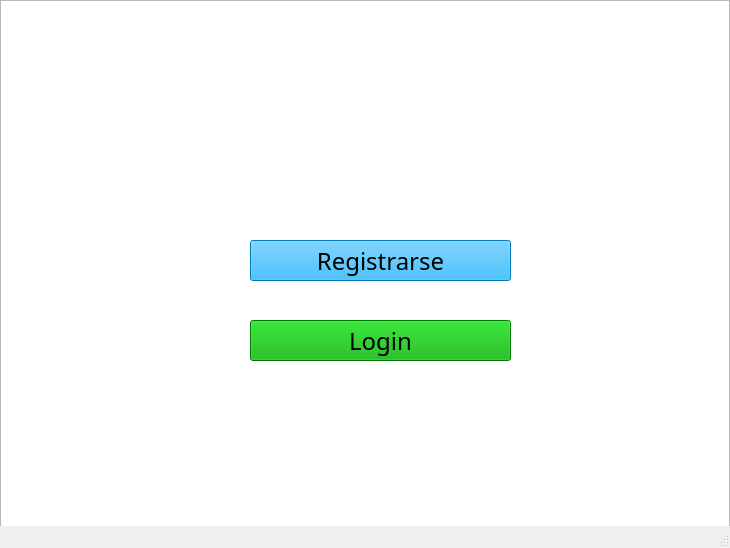
StivenVelasquez/Harry-Potter-Game, file Game-20192/inicio.ui: the form before one commit.
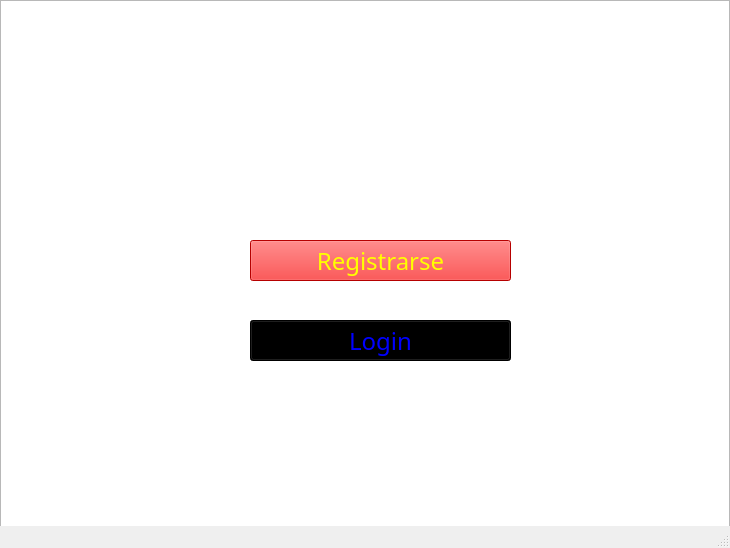
The form after the commit.

Patch:
```diff
--- a/Game-20192/inicio.ui
+++ b/Game-20192/inicio.ui
@@ -36,454 +36,16 @@
       <height>41</height>
      </rect>
     </property>
-    <property name="palette">
-     <palette>
-      <active>
-       <colorrole role="WindowText">
-        <brush brushstyle="SolidPattern">
-         <color alpha="255">
-          <red>0</red>
-          <green>0</green>
-          <blue>0</blue>
-         </color>
-        </brush>
-       </colorrole>
-       <colorrole role="Button">
-        <brush brushstyle="SolidPattern">
-         <color alpha="255">
-          <red>0</red>
-          <green>170</green>
-          <blue>255</blue>
-         </color>
-        </brush>
-       </colorrole>
-       <colorrole role="Light">
-        <brush brushstyle="SolidPattern">
-         <color alpha="255">
-          <red>127</red>
-          <green>213</green>
-          <blue>255</blue>
-         </color>
-        </brush>
-       </colorrole>
-       <colorrole role="Midlight">
-        <brush brushstyle="SolidPattern">
-         <color alpha="255">
-          <red>63</red>
-          <green>191</green>
-          <blue>255</blue>
-         </color>
-        </brush>
-       </colorrole>
-       <colorrole role="Dark">
-        <brush brushstyle="SolidPattern">
-         <color alpha="255">
-          <red>0</red>
-          <green>85</green>
-          <blue>127</blue>
-         </color>
-        </brush>
-       </colorrole>
-       <colorrole role="Mid">
-        <brush brushstyle="SolidPattern">
-         <color alpha="255">
-          <red>0</red>
-          <green>113</green>
-          <blue>170</blue>
-         </color>
-        </brush>
-       </colorrole>
-       <colorrole role="Text">
-        <brush brushstyle="SolidPattern">
-         <color alpha="255">
-          <red>0</red>
-          <green>0</green>
-          <blue>0</blue>
-         </color>
-        </brush>
-       </colorrole>
-       <colorrole role="BrightText">
-        <brush brushstyle="SolidPattern">
-         <color alpha="255">
-          <red>255</red>
-          <green>255</green>
-          <blue>255</blue>
-         </color>
-        </brush>
-       </colorrole>
-       <colorrole role="ButtonText">
-        <brush brushstyle="SolidPattern">
-         <color alpha="255">
-          <red>0</red>
-          <green>0</green>
-          <blue>0</blue>
-         </color>
-        </brush>
-       </colorrole>
-       <colorrole role="Base">
-        <brush brushstyle="SolidPattern">
-         <color alpha="255">
-          <red>255</red>
-          <green>255</green>
-          <blue>255</blue>
-         </color>
-        </brush>
-       </colorrole>
-       <colorrole role="Window">
-        <brush brushstyle="SolidPattern">
-         <color alpha="255">
-          <red>0</red>
-          <green>170</green>
-          <blue>255</blue>
-         </color>
-        </brush>
-       </colorrole>
-       <colorrole role="Shadow">
-        <brush brushstyle="SolidPattern">
-         <color alpha="255">
-          <red>0</red>
-          <green>0</green>
-          <blue>0</blue>
-         </color>
-        </brush>
-       </colorrole>
-       <colorrole role="AlternateBase">
-        <brush brushstyle="SolidPattern">
-         <color alpha="255">
-          <red>127</red>
-          <green>212</green>
-          <blue>255</blue>
-         </color>
-        </brush>
-       </colorrole>
-       <colorrole role="ToolTipBase">
-        <brush brushstyle="SolidPattern">
-         <color alpha="255">
-          <red>255</red>
-          <green>255</green>
-          <blue>220</blue>
-         </color>
-        </brush>
-       </colorrole>
-       <colorrole role="ToolTipText">
-        <brush brushstyle="SolidPattern">
-         <color alpha="255">
-          <red>0</red>
-          <green>0</green>
-          <blue>0</blue>
-         </color>
-        </brush>
-       </colorrole>
-       <colorrole role="PlaceholderText">
-        <brush brushstyle="SolidPattern">
-         <color alpha="128">
-          <red>0</red>
-          <green>0</green>
-          <blue>0</blue>
-         </color>
-        </brush>
-       </colorrole>
-      </active>
-      <inactive>
-       <colorrole role="WindowText">
-        <brush brushstyle="SolidPattern">
-         <color alpha="255">
-          <red>0</red>
-          <green>0</green>
-          <blue>0</blue>
-         </color>
-        </brush>
-       </colorrole>
-       <colorrole role="Button">
-        <brush brushstyle="SolidPattern">
-         <color alpha="255">
-          <red>0</red>
-          <green>170</green>
-          <blue>255</blue>
-         </color>
-        </brush>
-       </colorrole>
-       <colorrole role="Light">
-        <brush brushstyle="SolidPattern">
-         <color alpha="255">
-          <red>127</red>
-          <green>213</green>
-          <blue>255</blue>
-         </color>
-        </brush>
-       </colorrole>
-       <colorrole role="Midlight">
-        <brush brushstyle="SolidPattern">
-         <color alpha="255">
-          <red>63</red>
-          <green>191</green>
-          <blue>255</blue>
-         </color>
-        </brush>
-       </colorrole>
-       <colorrole role="Dark">
-        <brush brushstyle="SolidPattern">
-         <color alpha="255">
-          <red>0</red>
-          <green>85</green>
-          <blue>127</blue>
-         </color>
-        </brush>
-       </colorrole>
-       <colorrole role="Mid">
-        <brush brushstyle="SolidPattern">
-         <color alpha="255">
-          <red>0</red>
-          <green>113</green>
-          <blue>170</blue>
-         </color>
-        </brush>
-       </colorrole>
-       <colorrole role="Text">
-        <brush brushstyle="SolidPattern">
-         <color alpha="255">
-          <red>0</red>
-          <green>0</green>
-          <blue>0</blue>
-         </color>
-        </brush>
-       </colorrole>
-       <colorrole role="BrightText">
-        <brush brushstyle="SolidPattern">
-         <color alpha="255">
-          <red>255</red>
-          <green>255</green>
-          <blue>255</blue>
-         </color>
-        </brush>
-       </colorrole>
-       <colorrole role="ButtonText">
-        <brush brushstyle="SolidPattern">
-         <color alpha="255">
-          <red>0</red>
-          <green>0</green>
-          <blue>0</blue>
-         </color>
-        </brush>
-       </colorrole>
-       <colorrole role="Base">
-        <brush brushstyle="SolidPattern">
-         <color alpha="255">
-          <red>255</red>
-          <green>255</green>
-          <blue>255</blue>
-         </color>
-        </brush>
-       </colorrole>
-       <colorrole role="Window">
-        <brush brushstyle="SolidPattern">
-         <color alpha="255">
-          <red>0</red>
-          <green>170</green>
-          <blue>255</blue>
-         </color>
-        </brush>
-       </colorrole>
-       <colorrole role="Shadow">
-        <brush brushstyle="SolidPattern">
-         <color alpha="255">
-          <red>0</red>
-          <green>0</green>
-          <blue>0</blue>
-         </color>
-        </brush>
-       </colorrole>
-       <colorrole role="AlternateBase">
-        <brush brushstyle="SolidPattern">
-         <color alpha="255">
-          <red>127</red>
-          <green>212</green>
-          <blue>255</blue>
-         </color>
-        </brush>
-       </colorrole>
-       <colorrole role="ToolTipBase">
-        <brush brushstyle="SolidPattern">
-         <color alpha="255">
-          <red>255</red>
-          <green>255</green>
-          <blue>220</blue>
-         </color>
-        </brush>
-       </colorrole>
-       <colorrole role="ToolTipText">
-        <brush brushstyle="SolidPattern">
-         <color alpha="255">
-          <red>0</red>
-          <green>0</green>
-          <blue>0</blue>
-         </color>
-        </brush>
-       </colorrole>
-       <colorrole role="PlaceholderText">
-        <brush brushstyle="SolidPattern">
-         <color alpha="128">
-          <red>0</red>
-          <green>0</green>
-          <blue>0</blue>
-         </color>
-        </brush>
-       </colorrole>
-      </inactive>
-      <disabled>
-       <colorrole role="WindowText">
-        <brush brushstyle="SolidPattern">
-         <color alpha="255">
-          <red>0</red>
-          <green>85</green>
-          <blue>127</blue>
-         </color>
-        </brush>
-       </colorrole>
-       <colorrole role="Button">
-        <brush brushstyle="SolidPattern">
-         <color alpha="255">
-          <red>0</red>
-          <green>170</green>
-          <blue>255</blue>
-         </color>
-        </brush>
-       </colorrole>
-       <colorrole role="Light">
-        <brush brushstyle="SolidPattern">
-         <color alpha="255">
-          <red>127</red>
-          <green>213</green>
-          <blue>255</blue>
-         </color>
-        </brush>
-       </colorrole>
-       <colorrole role="Midlight">
-        <brush brushstyle="SolidPattern">
-         <color alpha="255">
-          <red>63</red>
-          <green>191</green>
-          <blue>255</blue>
-         </color>
-        </brush>
-       </colorrole>
-       <colorrole role="Dark">
-        <brush brushstyle="SolidPattern">
-         <color alpha="255">
-          <red>0</red>
-          <green>85</green>
-          <blue>127</blue>
-         </color>
-        </brush>
-       </colorrole>
-       <colorrole role="Mid">
-        <brush brushstyle="SolidPattern">
-         <color alpha="255">
-          <red>0</red>
-          <green>113</green>
-          <blue>170</blue>
-         </color>
-        </brush>
-       </colorrole>
-       <colorrole role="Text">
-        <brush brushstyle="SolidPattern">
-         <color alpha="255">
-          <red>0</red>
-          <green>85</green>
-          <blue>127</blue>
-         </color>
-        </brush>
-       </colorrole>
-       <colorrole role="BrightText">
-        <brush brushstyle="SolidPattern">
-         <color alpha="255">
-          <red>255</red>
-          <green>255</green>
-          <blue>255</blue>
-         </color>
-        </brush>
-       </colorrole>
-       <colorrole role="ButtonText">
-        <brush brushstyle="SolidPattern">
-         <color alpha="255">
-          <red>0</red>
-          <green>85</green>
-          <blue>127</blue>
-         </color>
-        </brush>
-       </colorrole>
-       <colorrole role="Base">
-        <brush brushstyle="SolidPattern">
-         <color alpha="255">
-          <red>0</red>
-          <green>170</green>
-          <blue>255</blue>
-         </color>
-        </brush>
-       </colorrole>
-       <colorrole role="Window">
-        <brush brushstyle="SolidPattern">
-         <color alpha="255">
-          <red>0</red>
-          <green>170</green>
-          <blue>255</blue>
-         </color>
-        </brush>
-       </colorrole>
-       <colorrole role="Shadow">
-        <brush brushstyle="SolidPattern">
-         <color alpha="255">
-          <red>0</red>
-          <green>0</green>
-          <blue>0</blue>
-         </color>
-        </brush>
-       </colorrole>
-       <colorrole role="AlternateBase">
-        <brush brushstyle="SolidPattern">
-         <color alpha="255">
-          <red>0</red>
-          <green>170</green>
-          <blue>255</blue>
-         </color>
-        </brush>
-       </colorrole>
-       <colorrole role="ToolTipBase">
-        <brush brushstyle="SolidPattern">
-         <color alpha="255">
-          <red>255</red>
-          <green>255</green>
-          <blue>220</blue>
-         </color>
-        </brush>
-       </colorrole>
-       <colorrole role="ToolTipText">
-        <brush brushstyle="SolidPattern">
-         <color alpha="255">
-          <red>0</red>
-          <green>0</green>
-          <blue>0</blue>
-         </color>
-        </brush>
-       </colorrole>
-       <colorrole role="PlaceholderText">
-        <brush brushstyle="SolidPattern">
-         <color alpha="128">
-          <red>0</red>
-          <green>0</green>
-          <blue>0</blue>
-         </color>
-        </brush>
-       </colorrole>
-      </disabled>
-     </palette>
-    </property>
     <property name="font">
      <font>
       <family>MV Boli</family>
       <pointsize>18</pointsize>
      </font>
     </property>
+    <property name="styleSheet">
+     <string notr="true">background-color: rgb(255, 0, 0);
+color: rgb(255, 255, 0);</string>
+    </property>
     <property name="text">
      <string>Registrarse</string>
     </property>
@@ -505,7 +67,7 @@
          <color alpha="255">
           <red>0</red>
           <green>0</green>
-          <blue>0</blue>
+          <blue>255</blue>
          </color>
         </brush>
        </colorrole>
@@ -513,7 +75,7 @@
         <brush brushstyle="SolidPattern">
          <color alpha="255">
           <red>0</red>
-          <green>170</green>
+          <green>0</green>
           <blue>0</blue>
          </color>
         </brush>
@@ -559,7 +121,7 @@
          <color alpha="255">
           <red>0</red>
           <green>0</green>
-          <blue>0</blue>
+          <blue>255</blue>
          </color>
         </brush>
        </colorrole>
@@ -577,7 +139,7 @@
          <color alpha="255">
           <red>0</red>
           <green>0</green>
-          <blue>0</blue>
+          <blue>255</blue>
          </color>
         </brush>
        </colorrole>
@@ -585,7 +147,7 @@
         <brush brushstyle="SolidPattern">
          <color alpha="255">
           <red>0</red>
-          <green>170</green>
+          <green>0</green>
           <blue>0</blue>
          </color>
         </brush>
@@ -594,7 +156,7 @@
         <brush brushstyle="SolidPattern">
          <color alpha="255">
           <red>0</red>
-          <green>170</green>
+          <green>0</green>
           <blue>0</blue>
          </color>
         </brush>
@@ -669,7 +231,7 @@
          <color alpha="255">
           <red>0</red>
           <green>0</green>
-          <blue>0</blue>
+          <blue>255</blue>
          </color>
         </brush>
        </colorrole>
@@ -677,7 +239,7 @@
         <brush brushstyle="SolidPattern">
          <color alpha="255">
           <red>0</red>
-          <green>170</green>
+          <green>0</green>
           <blue>0</blue>
          </color>
         </brush>
@@ -723,7 +285,7 @@
          <color alpha="255">
           <red>0</red>
           <green>0</green>
-          <blue>0</blue>
+          <blue>255</blue>
          </color>
         </brush>
        </colorrole>
@@ -741,7 +303,7 @@
          <color alpha="255">
           <red>0</red>
           <green>0</green>
-          <blue>0</blue>
+          <blue>255</blue>
          </color>
         </brush>
        </colorrole>
@@ -749,7 +311,7 @@
         <brush brushstyle="SolidPattern">
          <color alpha="255">
           <red>0</red>
-          <green>170</green>
+          <green>0</green>
           <blue>0</blue>
          </color>
         </brush>
@@ -758,7 +320,7 @@
         <brush brushstyle="SolidPattern">
          <color alpha="255">
           <red>0</red>
-          <green>170</green>
+          <green>0</green>
           <blue>0</blue>
          </color>
         </brush>
@@ -832,8 +394,8 @@
         <brush brushstyle="SolidPattern">
          <color alpha="255">
           <red>0</red>
-          <green>85</green>
-          <blue>0</blue>
+          <green>0</green>
+          <blue>255</blue>
          </color>
         </brush>
        </colorrole>
@@ -841,7 +403,7 @@
         <brush brushstyle="SolidPattern">
          <color alpha="255">
           <red>0</red>
-          <green>170</green>
+          <green>0</green>
           <blue>0</blue>
          </color>
         </brush>
@@ -886,8 +448,8 @@
         <brush brushstyle="SolidPattern">
          <color alpha="255">
           <red>0</red>
-          <green>85</green>
-          <blue>0</blue>
+          <green>0</green>
+          <blue>255</blue>
          </color>
         </brush>
        </colorrole>
@@ -904,8 +466,8 @@
         <brush brushstyle="SolidPattern">
          <color alpha="255">
           <red>0</red>
-          <green>85</green>
-          <blue>0</blue>
+          <green>0</green>
+          <blue>255</blue>
          </color>
         </brush>
        </colorrole>
@@ -913,7 +475,7 @@
         <brush brushstyle="SolidPattern">
          <color alpha="255">
           <red>0</red>
-          <green>170</green>
+          <green>0</green>
           <blue>0</blue>
          </color>
         </brush>
@@ -922,7 +484,7 @@
         <brush brushstyle="SolidPattern">
          <color alpha="255">
           <red>0</red>
-          <green>170</green>
+          <green>0</green>
           <blue>0</blue>
          </color>
         </brush>
@@ -999,6 +561,10 @@
       <pointsize>18</pointsize>
      </font>
     </property>
+    <property name="styleSheet">
+     <string notr="true">color: rgb(0, 0, 255);
+background-color: rgb(0, 0, 0);</string>
+    </property>
     <property name="text">
      <string>Login</string>
     </property>
```
